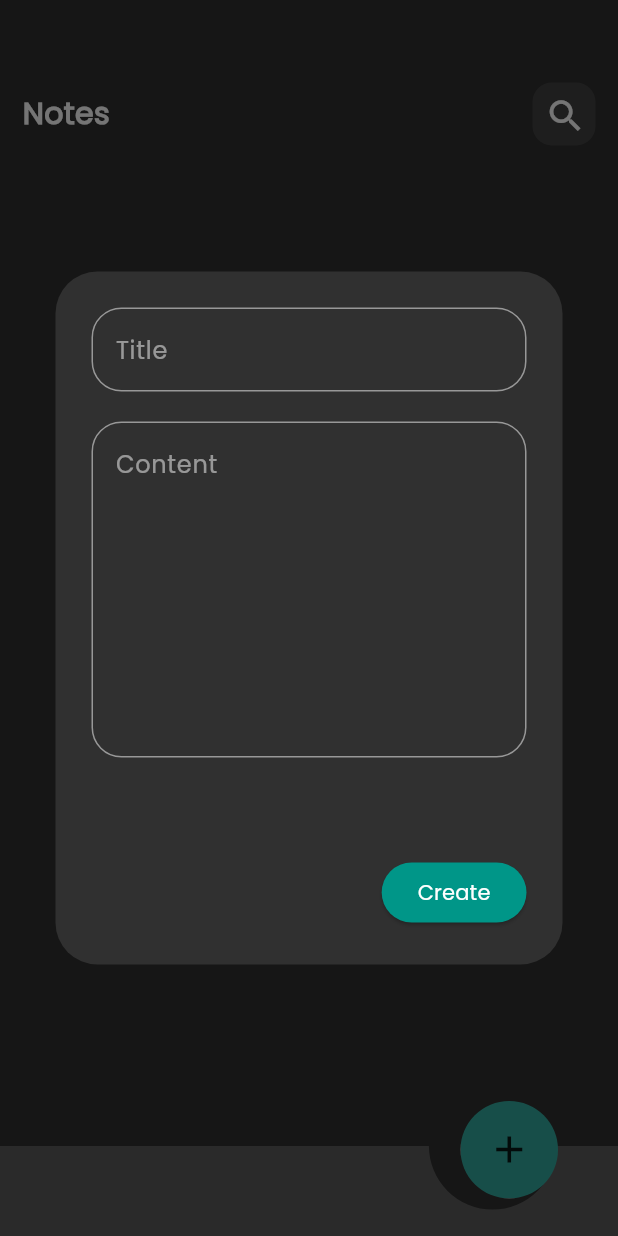
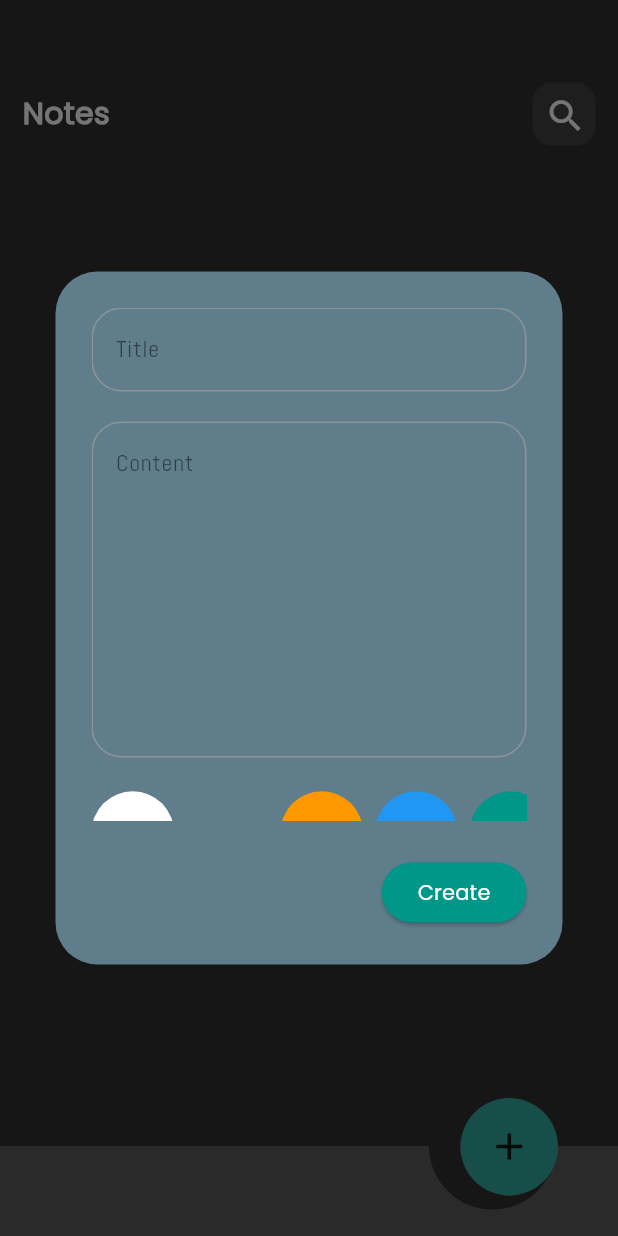
Before and after one commit to Mohammed-AboLEneen/note_app, a Flutter app: the screen it shows after launch, after a tap on the "add" icon, on a phone screen of 412 x 824 dp. Run offline on Flutter 3.47's test engine with Material 2 defaults, Android fonts, the phone set to English and light mode, and no system bars; our stand-ins replace bloc, flutter_bloc, hive, hive_flutter; accounts and stored records are empty.

Commit message:
add new font to TextFormField and animation when change color

```diff
--- a/lib/add_cubit/add_cubit.dart
+++ b/lib/add_cubit/add_cubit.dart
@@ -13,11 +13,12 @@ class AddNoteCubit extends Cubit<AddNoteStates> {
   AddNoteCubit get(context) => BlocProvider.of<AddNoteCubit>(context);
 
   late NoteModel newNote;
+  late int color = Colors.blueGrey.value;
 
-  void addNote({
-    required String title,
-    required String subtitle,
-  }) async {
+  void addNote(
+      {required String title,
+      required String subtitle,
+      required int color}) async {
     var hiveBox = Hive.box<NoteModel>(noteBox);
 
     var note = NoteModel(
@@ -25,23 +26,18 @@ class AddNoteCubit extends Cubit<AddNoteStates> {
         subTitle: subtitle,
         data:
             DateFormat('yyyy-MM-dd HH:mm:ss').format(DateTime.now()).toString(),
-        color: Colors.blue.value);
+        color: color);
 
     int key = await hiveBox.add(note);
 
     newNote = note;
 
-    // animatedList.currentState!.insertItem(ItemNote(ind: index), duration: const Duration(milliseconds: 500));
-    // animatedList.forward(from: 0);
-    //
-    //
-    // scrollController.animateTo(
-    //   scrollController.position.maxScrollExtent,
-    //   duration: const Duration(milliseconds: 500),
-    //   curve: Curves.easeOut,
-    // );
-
     print(key);
     emit(SuccessAddNoteState());
   }
+
+  void changeTheColorOfAddScreen(int comingColor) {
+    color = comingColor;
+    emit(ChangeTheBackgroundColorState());
+  }
 }
--- a/lib/add_cubit/add_state.dart
+++ b/lib/add_cubit/add_state.dart
@@ -2,8 +2,6 @@ abstract class AddNoteStates {}
 
 class InitAddNoteState extends AddNoteStates {}
 
-class LoadingAddNoteState extends AddNoteStates {}
-
 class SuccessAddNoteState extends AddNoteStates {}
 
-class FailAddNoteState extends AddNoteStates {}
+class ChangeTheBackgroundColorState extends AddNoteStates {}
--- a/lib/views/note_app.dart
+++ b/lib/views/note_app.dart
@@ -81,7 +81,7 @@ class _NoteViewState extends State<NoteView> {
                       )),
                   Positioned(
                     right: 40,
-                    bottom: 25,
+                    bottom: 27,
                     child: Material(
                       borderRadius: BorderRadius.circular(40),
                       clipBehavior: Clip.antiAliasWithSaveLayer,
--- /dev/null
+++ b/lib/widgets/color_item.dart
@@ -0,0 +1,20 @@
+import 'package:flutter/cupertino.dart';
+
+class ColorItem extends StatelessWidget {
+  final int color;
+
+  const ColorItem({super.key, required this.color});
+
+  @override
+  Widget build(BuildContext context) {
+    // TODO: implement build
+    return Padding(
+      padding: const EdgeInsets.only(right: 8.0),
+      child: Container(
+        height: 55,
+        width: 55,
+        decoration: BoxDecoration(shape: BoxShape.circle, color: Color(color)),
+      ),
+    );
+  }
+}
--- a/lib/widgets/custom_textfield.dart
+++ b/lib/widgets/custom_textfield.dart
@@ -5,10 +5,14 @@ class CustomTextField extends StatelessWidget {
   final String? hint;
   final EdgeInsetsGeometry? padding;
   final int? maxLines;
-  final void Function(String?)? onSaved;
+  final TextEditingController controller;
 
   const CustomTextField(
-      {super.key, this.hint, this.padding, this.maxLines, this.onSaved});
+      {super.key,
+      this.hint,
+      this.padding,
+      this.maxLines,
+      required this.controller});
 
   @override
   Widget build(BuildContext context) {
@@ -22,30 +26,30 @@ class CustomTextField extends StatelessWidget {
           }
           return null;
         },
-        onSaved: onSaved,
+        controller: controller,
         maxLines: maxLines,
         style: TextStyle(
-          color: Colors.white.withOpacity(.7), // Set the color of the text
-        ),
+            color: Colors.black.withOpacity(.6), // Set the color of the text
+            fontFamily: 'Abel'),
         decoration: InputDecoration(
             hintText: hint,
-            hintStyle: TextStyle(color: Colors.white.withOpacity(.5)),
+            hintStyle: TextStyle(color: Colors.black.withOpacity(.5)),
             contentPadding: padding,
             enabledBorder: OutlineInputBorder(
                 borderRadius: BorderRadius.circular(20),
-                borderSide: BorderSide(color: Colors.white.withOpacity(.5))),
+                borderSide: BorderSide(color: Colors.grey.withOpacity(.7))),
             focusedBorder: OutlineInputBorder(
                 borderRadius: BorderRadius.circular(20),
-                borderSide: const BorderSide(
-                  color: Colors.teal,
+                borderSide: BorderSide(
+                  color: Colors.grey.withOpacity(0.7),
                   width: 2.0,
                   // Set the thickness of the underline
                   style: BorderStyle.solid,
                 )),
             border: OutlineInputBorder(
                 borderRadius: BorderRadius.circular(20),
-                borderSide: const BorderSide(
-                  color: Colors.teal,
+                borderSide: BorderSide(
+                  color: Colors.grey.withOpacity(0.7),
                   width: 2.0,
                   // Set the thickness of the underline
                   style: BorderStyle.solid,
--- a/lib/widgets/ink_button.dart
+++ b/lib/widgets/ink_button.dart
@@ -22,7 +22,7 @@ class InkButton extends StatelessWidget {
             builder: (BuildContext context) {
               return BlocProvider(
                 create: (context) => AddNoteCubit(),
-                child: BlocListener<AddNoteCubit, AddNoteStates>(
+                child: BlocConsumer<AddNoteCubit, AddNoteStates>(
                     listener: (context, state) {
                   if (state is SuccessAddNoteState) {
                     BlocProvider.of<NoteCubit>(context).reBuildAgain(context);
@@ -36,9 +36,11 @@ class InkButton extends StatelessWidget {
                       curve: Curves.easeOut,
                     );
                   }
-                  },
-                  child: WriteNoteContent(),
-                ),
+
+                  print('lolo');
+                }, builder: (context, state) {
+                  return const WriteNoteContent();
+                }),
               );
             },
           );
--- a/lib/widgets/note_alert.dart
+++ b/lib/widgets/note_alert.dart
@@ -1,11 +1,12 @@
 import 'package:flutter/material.dart';
 import 'package:flutter_bloc/flutter_bloc.dart';
+import 'package:note/widgets/color_item.dart';
 
 import '../add_cubit/add_cubit.dart';
+import '../add_cubit/add_state.dart';
 import 'custom_textfield.dart';
 
 class WriteNoteContent extends StatefulWidget {
-
   const WriteNoteContent({super.key});
 
   @override
@@ -15,13 +16,39 @@ class WriteNoteContent extends StatefulWidget {
 class _WriteNoteContentState extends State<WriteNoteContent> {
   var formKey = GlobalKey<FormState>();
   AutovalidateMode autovalidateMode = AutovalidateMode.disabled;
-  late String title;
-  late String subtitle;
+
+  TextEditingController controller1 = TextEditingController();
+  TextEditingController controller2 = TextEditingController();
+
+  int mainColor = Colors.blueGrey.value;
+  int newColor = Colors.blueGrey.value;
+  List<int> colors = [
+    Colors.white.value,
+    Colors.blueGrey.value,
+    Colors.orange.value,
+    Colors.blue.value,
+    Colors.teal.value,
+    Colors.grey.value,
+    Colors.cyan.value,
+    Colors.cyanAccent.value,
+    Colors.deepOrange.value,
+    Colors.green.value,
+  ];
 
   @override
   Widget build(BuildContext context) {
+    return BlocConsumer<AddNoteCubit, AddNoteStates>(
+        builder: (context, state) => TweenAnimationBuilder(
+            tween: ColorTween(
+              begin: Color(mainColor),
+              end: Color(newColor),
+            ),
+            duration: const Duration(milliseconds: 500),
+            builder: (_, color, __) {
               return AlertDialog(
-      backgroundColor: const Color(0xff303030),
+                // Color(BlocProvider.of<AddNoteCubit>(context).color),
+
+                backgroundColor: color,
                 insetPadding: EdgeInsets.zero,
                 content: SizedBox(
                   width: 290,
@@ -36,9 +63,7 @@ class _WriteNoteContentState extends State<WriteNoteContent> {
                           children: [
                             CustomTextField(
                               hint: 'Title',
-                    onSaved: (value) {
-                      title = value!;
-                    },
+                              controller: controller1,
                             ),
                             const SizedBox(
                               height: 20,
@@ -46,9 +71,31 @@ class _WriteNoteContentState extends State<WriteNoteContent> {
                             CustomTextField(
                               hint: 'Content',
                               maxLines: 8,
-                    onSaved: (value) {
-                      subtitle = value!;
+                              controller: controller2,
+                            ),
+                            const SizedBox(
+                              height: 10,
+                            ),
+                            SizedBox(
+                              height: 80,
+                              child: ListView.builder(
+                                scrollDirection: Axis.horizontal,
+                                itemBuilder: (context, index) =>
+                                    GestureDetector(
+                                  onTap: () {
+                                    mainColor = newColor;
+                                    newColor = colors[index];
+
+                                    BlocProvider.of<AddNoteCubit>(context)
+                                        .changeTheColorOfAddScreen(
+                                            colors[index]);
                                   },
+                                  child: ColorItem(
+                                    color: colors[index],
+                                  ),
+                                ),
+                                itemCount: 9,
+                              ),
                             )
                           ],
                         ),
@@ -60,11 +107,10 @@ class _WriteNoteContentState extends State<WriteNoteContent> {
                   ElevatedButton(
                     onPressed: () {
                       if (formKey.currentState!.validate()) {
-              formKey.currentState?.save();
                         BlocProvider.of<AddNoteCubit>(context).addNote(
-                title: title,
-                subtitle: subtitle,
-              );
+                            title: controller1.text,
+                            subtitle: controller2.text,
+                            color: newColor);
 
                         Navigator.pop(context);
                       } else {
@@ -80,5 +126,7 @@ class _WriteNoteContentState extends State<WriteNoteContent> {
                   ),
                 ],
               );
+            }),
+        listener: (context, state) {});
   }
 }
--- a/lib/widgets/note_item.dart
+++ b/lib/widgets/note_item.dart
@@ -14,8 +14,7 @@ class ItemNote extends StatelessWidget {
     return Padding(
       padding: const EdgeInsets.symmetric(horizontal: 5.0),
       child: Card(
-          color: Colors.orangeAccent,
-          // Color(BlocProvider.of<NoteCubit>(context).notes[ind].color),
+          color: Color(BlocProvider.of<NoteCubit>(context).notes[ind].color),
           child: Padding(
             padding: const EdgeInsets.only(
               left: 25,
--- a/pubspec.yaml
+++ b/pubspec.yaml
@@ -89,6 +89,10 @@ flutter:
       fonts:
         - asset: assets/fonts/Poppins-Regular.ttf
 
+    - family: Abel
+      fonts:
+        - asset: assets/fonts/Abel-Regular.ttf
+
   #   - family: Trajan Pro
   #     fonts:
   #       - asset: fonts/TrajanPro.ttf
```
Also changed, not shown: assets/fonts/Abel-Regular.ttf (added). Lines whose indentation alone changed are shown as unchanged.
